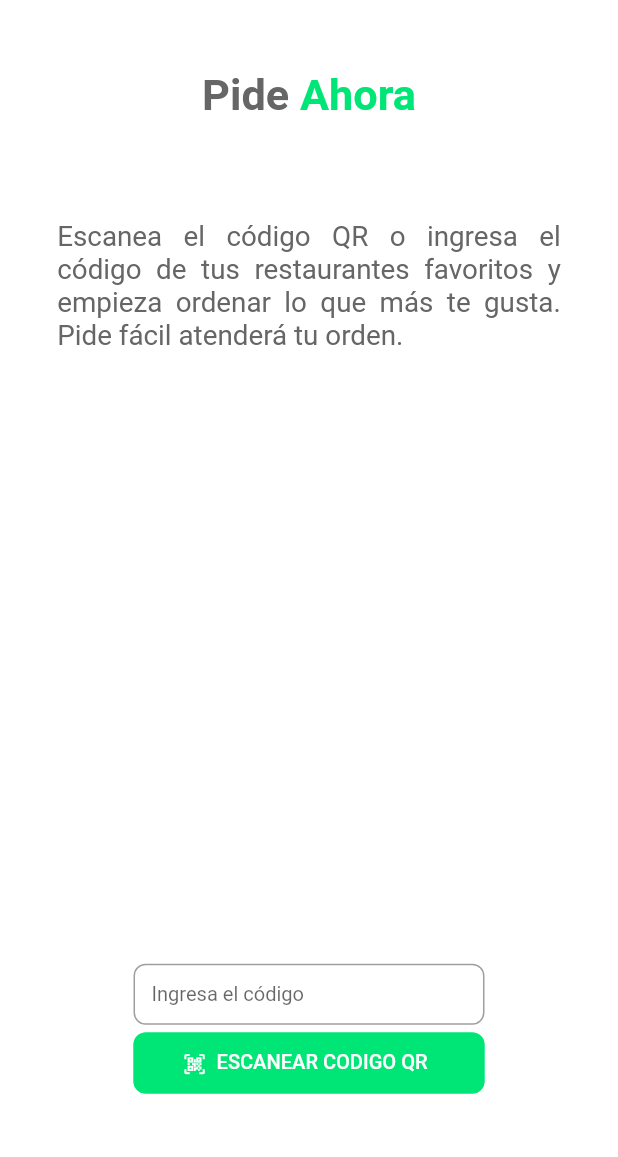
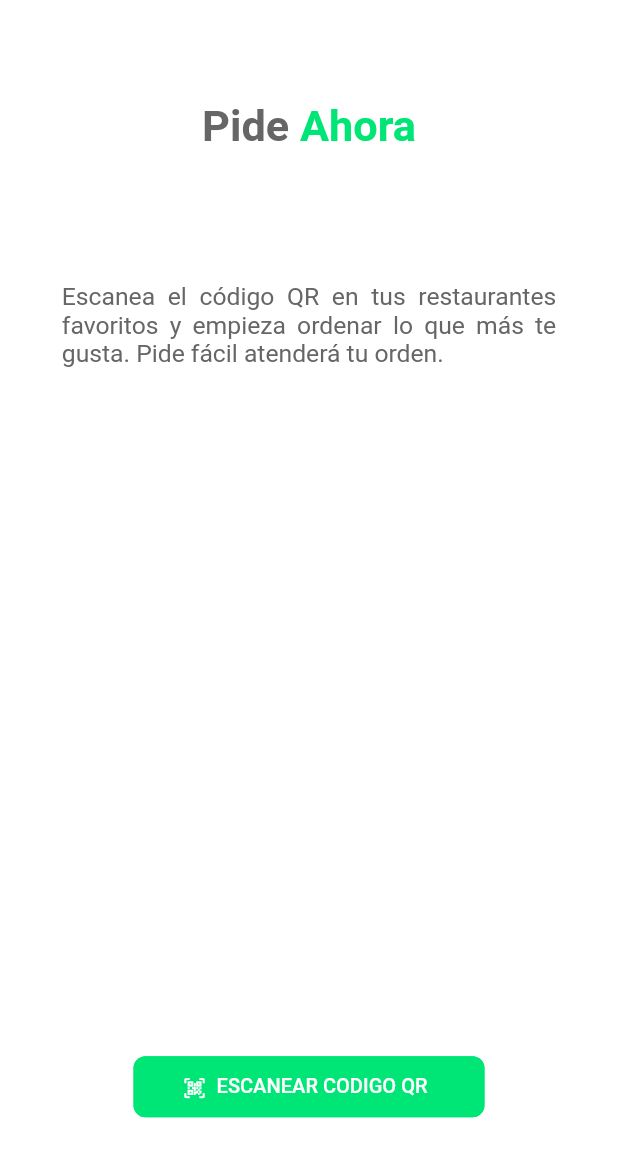
Before and after one commit to jcardenasc93/PideFacilApp, a Flutter app: the screen it shows after launch, on a phone screen of 412 x 824 dp. Shown: the top 1157 px of the screen. Run offline on Flutter 3.47's test engine with Material 2 defaults, Android fonts, the phone set to English and light mode, and no system bars; our stand-ins replace flutter_screenutil; missing offline and left inert: barcode_scan.

Commit message:
Refactor home

```diff
--- a/lib/pages/home.dart
+++ b/lib/pages/home.dart
@@ -28,8 +28,8 @@ class MainPage extends State<HomePage> {
   final _manualCode = TextEditingController();
 
   /// Homepage welcome message.
-  String _bodyMsj = 'Escanea el código QR o ingresa ' +
-      'el código de tus restaurantes favoritos' +
+  String _bodyMsj = 'Escanea el código QR ' +
+      'en tus restaurantes favoritos' +
       ' y empieza ordenar lo que más te gusta. Pide fácil atenderá tu orden.';
 
   /// Scan QR code. First time request access to the camera of the device.
@@ -89,7 +89,7 @@ class MainPage extends State<HomePage> {
             children: <Widget>[
               Padding(
                 padding: EdgeInsets.only(
-                    top: ScreenUtil.instance.setWidth(45.0),
+                    top: ScreenUtil.instance.setWidth(65.0),
                     bottom: ScreenUtil.instance.setWidth(45.0)),
                 child: Container(
                   child: RichText(
@@ -114,12 +114,12 @@ class MainPage extends State<HomePage> {
                 ),
               ),
               Padding(
-                padding: EdgeInsets.all(ScreenUtil.instance.setWidth(20.0)),
+                padding: EdgeInsets.all(ScreenUtil.instance.setWidth(40.0)),
                 child: Container(
                   child: Text(
                     _bodyMsj,
                     style: new TextStyle(
-                      fontSize: ScreenUtil.instance.setSp(18.0),
+                      fontSize: ScreenUtil.instance.setSp(16.0),
                       color: Color(0xFF666666),
                     ),
                     textAlign: TextAlign.justify,
@@ -142,36 +142,36 @@ class MainPage extends State<HomePage> {
                   mainAxisSize: MainAxisSize.max,
                   mainAxisAlignment: MainAxisAlignment.end,
                   children: <Widget>[
-                    Container(
-                      width: ScreenUtil.instance.setHeight(230.0),
-                      height: ScreenUtil.instance.setHeight(40.0),
-                      // TextField to handle input text form user.
-                      child: TextField(
-                        // Uppercase the input text.
-                        textCapitalization: TextCapitalization.characters,
-                        textAlign: TextAlign.center,
-                        // Add style.
-                        style: new TextStyle(
-                            fontSize: ScreenUtil.instance.setSp(13.0),
-                            color: new Color(0xFF666666)),
-                        // Assign value to the handler var.
-                        controller: _manualCode,
-                        // Disable autocrrect.
-                        autocorrect: false,
-                        decoration: InputDecoration(
-                          labelStyle: TextStyle(
-                              fontSize: ScreenUtil.instance.setSp(13.0)),
-                          // Preset hint.
-                          labelText: 'Ingresa el código',
-                          border: new OutlineInputBorder(
-                            borderRadius: new BorderRadius.circular(8.0),
-                          ),
-                        ),
-                      ),
-                    ),
+                    //Container(
+                      //width: ScreenUtil.instance.setHeight(230.0),
+                      //height: ScreenUtil.instance.setHeight(40.0),
+                      //// TextField to handle input text form user.
+                      //child: TextField(
+                        //// Uppercase the input text.
+                        //textCapitalization: TextCapitalization.characters,
+                        //textAlign: TextAlign.center,
+                        //// Add style.
+                        //style: new TextStyle(
+                            //fontSize: ScreenUtil.instance.setSp(13.0),
+                            //color: new Color(0xFF666666)),
+                        //// Assign value to the handler var.
+                        //controller: _manualCode,
+                        //// Disable autocrrect.
+                        //autocorrect: false,
+                        //decoration: InputDecoration(
+                          //labelStyle: TextStyle(
+                              //fontSize: ScreenUtil.instance.setSp(13.0)),
+                          //// Preset hint.
+                          //labelText: 'Ingresa el código',
+                          //border: new OutlineInputBorder(
+                            //borderRadius: new BorderRadius.circular(8.0),
+                          //),
+                        //),
+                      //),
+                    //),
                     Padding(
                         padding: EdgeInsets.only(
-                            top: ScreenUtil.instance.setWidth(5.0),
+                            top: ScreenUtil.instance.setWidth(30.0),
                             bottom: ScreenUtil.instance.setWidth(10.0)),
                         // The QR button.
                         child: Container(
```
